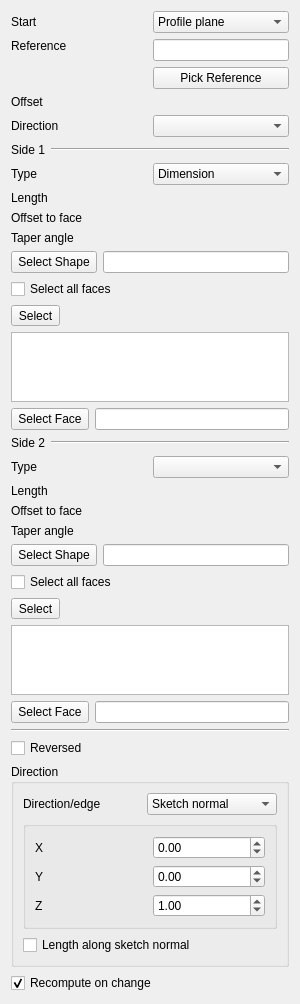
Qt form src/Mod/PartDesign/Gui/TaskPadPocketParameters.ui (kadet1090/FreeCAD) before a commit.
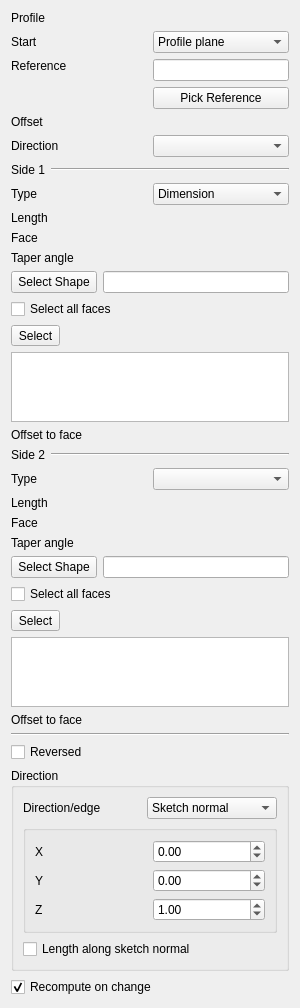
The same form after that commit. Custom widgets are drawn as their Qt base class.

Commit message: PartDesign: Pick the extrude reference through the geometry selector

What changed in the file:
```diff
--- a/src/Mod/PartDesign/Gui/TaskPadPocketParameters.ui
+++ b/src/Mod/PartDesign/Gui/TaskPadPocketParameters.ui
@@ -17,13 +17,23 @@
    <item>
     <layout class="QGridLayout" name="gridLayout">
      <item row="0" column="0">
+      <widget class="QLabel" name="sidesLabel_2">
+       <property name="text">
+        <string>Profile</string>
+       </property>
+      </widget>
+     </item>
+     <item row="0" column="1">
+      <widget class="Gui::GeometrySelectorWidget" name="profileGeometrySelector"/>
+     </item>
+     <item row="1" column="0">
       <widget class="QLabel" name="labelStart">
        <property name="text">
         <string>Start</string>
        </property>
       </widget>
      </item>
-     <item row="0" column="1">
+     <item row="1" column="1">
       <widget class="QComboBox" name="startMode">
        <item>
         <property name="text">
@@ -42,7 +52,7 @@
        </item>
       </widget>
      </item>
-     <item row="1" column="0" rowspan="2">
+     <item row="2" column="0" rowspan="2">
       <widget class="QLabel" name="labelStartReference">
        <property name="text">
         <string>Reference</string>
@@ -52,7 +62,7 @@
        </property>
       </widget>
      </item>
-     <item row="1" column="1">
+     <item row="2" column="1">
       <widget class="QLineEdit" name="lineStartReference">
        <property name="sizePolicy">
         <sizepolicy hsizetype="Ignored" vsizetype="Fixed">
@@ -65,7 +75,7 @@
        </property>
       </widget>
      </item>
-     <item row="2" column="1">
+     <item row="3" column="1">
       <widget class="QPushButton" name="buttonStartReference">
        <property name="sizePolicy">
         <sizepolicy hsizetype="Ignored" vsizetype="Fixed">
@@ -81,14 +91,14 @@
        </property>
       </widget>
      </item>
-     <item row="3" column="0">
+     <item row="4" column="0">
       <widget class="QLabel" name="labelStartOffset">
        <property name="text">
         <string>Offset</string>
        </property>
       </widget>
      </item>
-     <item row="3" column="1">
+     <item row="4" column="1">
       <widget class="Gui::PrefQuantitySpinBox" name="startOffsetEdit" native="true">
        <property name="keyboardTracking" stdset="0">
         <bool>false</bool>
@@ -98,17 +108,17 @@
        </property>
       </widget>
      </item>
-     <item row="4" column="0">
+     <item row="5" column="0">
       <widget class="QLabel" name="sidesLabel">
        <property name="text">
         <string>Direction</string>
        </property>
       </widget>
      </item>
-     <item row="4" column="1">
+     <item row="5" column="1">
       <widget class="QComboBox" name="sidesMode"/>
      </item>
-     <item row="5" column="0" colspan="2">
+     <item row="6" column="0" colspan="2">
       <layout class="QHBoxLayout" name="side1Layout">
        <property name="leftMargin">
         <number>0</number>
@@ -144,14 +154,14 @@
        </item>
       </layout>
      </item>
-     <item row="6" column="0">
+     <item row="7" column="0">
       <widget class="QLabel" name="textLabel1">
        <property name="text">
         <string>Type</string>
        </property>
       </widget>
      </item>
-     <item row="6" column="1">
+     <item row="7" column="1">
       <widget class="QComboBox" name="changeMode">
        <item>
         <property name="text">
@@ -160,14 +170,14 @@
        </item>
       </widget>
      </item>
-     <item row="7" column="0">
+     <item row="8" column="0">
       <widget class="QLabel" name="labelLength">
        <property name="text">
         <string>Length</string>
        </property>
       </widget>
      </item>
-     <item row="7" column="1">
+     <item row="8" column="1">
       <widget class="Gui::PrefQuantitySpinBox" name="lengthEdit" native="true">
        <property name="keyboardTracking" stdset="0">
         <bool>false</bool>
@@ -177,14 +187,14 @@
        </property>
       </widget>
      </item>
-     <item row="8" column="0">
+     <item row="12" column="0">
       <widget class="QLabel" name="labelOffset">
        <property name="text">
         <string>Offset to face</string>
        </property>
       </widget>
      </item>
-     <item row="8" column="1">
+     <item row="12" column="1">
       <widget class="Gui::PrefQuantitySpinBox" name="offsetEdit" native="true">
        <property name="keyboardTracking" stdset="0">
         <bool>false</bool>
@@ -194,7 +204,7 @@
        </property>
       </widget>
      </item>
-     <item row="9" column="0">
+     <item row="10" column="0">
       <widget class="QLabel" name="labelTaperAngle">
        <property name="toolTip">
         <string>Angle to taper the extrusion</string>
@@ -204,7 +214,7 @@
        </property>
       </widget>
      </item>
-     <item row="9" column="1">
+     <item row="10" column="1">
       <widget class="Gui::PrefQuantitySpinBox" name="taperEdit" native="true">
        <property name="keyboardTracking" stdset="0">
         <bool>false</bool>
@@ -214,7 +224,7 @@
        </property>
       </widget>
      </item>
-     <item row="10" column="0" colspan="2">
+     <item row="11" column="0" colspan="2">
       <widget class="QFrame" name="upToShapeList">
        <property name="frameShadow">
         <enum>QFrame::Plain</enum>
@@ -316,34 +326,17 @@
        </layout>
       </widget>
      </item>
-     <item row="11" column="0" colspan="2">
-      <layout class="QGridLayout" name="gridLayout_5">
-       <item row="0" column="1">
-        <widget class="QLineEdit" name="lineFaceName">
-         <property name="readOnly">
-          <bool>true</bool>
-         </property>
-        </widget>
-       </item>
-       <item row="0" column="0">
-        <widget class="QToolButton" name="buttonFace">
-         <property name="minimumSize">
-          <size>
-           <width>0</width>
-           <height>22</height>
-          </size>
-         </property>
-         <property name="text">
-          <string>Select Face</string>
-         </property>
-         <property name="checkable">
-          <bool>true</bool>
-         </property>
-        </widget>
-       </item>
-      </layout>
+     <item row="9" column="0">
+      <widget class="QLabel" name="labelFace">
+       <property name="text">
+        <string>Face</string>
+       </property>
+      </widget>
      </item>
-     <item row="12" column="0" colspan="2">
+     <item row="9" column="1">
+      <widget class="Gui::GeometrySelectorWidget" name="faceGeometrySelector" native="true"/>
+     </item>
+     <item row="13" column="0" colspan="2">
       <layout class="QHBoxLayout" name="verticalLayout_221">
        <property name="leftMargin">
         <number>0</number>
@@ -379,24 +372,24 @@
        </item>
       </layout>
      </item>
-     <item row="13" column="0">
+     <item row="14" column="0">
       <widget class="QLabel" name="typeLabel2">
        <property name="text">
         <string>Type</string>
        </property>
       </widget>
      </item>
-     <item row="13" column="1">
+     <item row="14" column="1">
       <widget class="QComboBox" name="changeMode2"/>
      </item>
-     <item row="14" column="0">
+     <item row="15" column="0">
       <widget class="QLabel" name="labelLength2">
        <property name="text">
         <string>Length</string>
        </property>
       </widget>
      </item>
-     <item row="14" column="1">
+     <item row="15" column="1">
       <widget class="Gui::PrefQuantitySpinBox" name="lengthEdit2" native="true">
        <property name="keyboardTracking" stdset="0">
         <bool>false</bool>
@@ -406,14 +399,14 @@
        </property>
       </widget>
      </item>
-     <item row="15" column="0">
+     <item row="25" column="0">
       <widget class="QLabel" name="labelOffset2">
        <property name="text">
         <string>Offset to face</string>
        </property>
       </widget>
      </item>
-     <item row="15" column="1">
+     <item row="25" column="1">
       <widget class="Gui::PrefQuantitySpinBox" name="offsetEdit2" native="true">
        <property name="keyboardTracking" stdset="0">
         <bool>false</bool>
@@ -423,7 +416,7 @@
        </property>
       </widget>
      </item>
-     <item row="16" column="0">
+     <item row="17" column="0">
       <widget class="QLabel" name="labelTaperAngle2">
        <property name="toolTip">
         <string>Angle to taper the extrusion</string>
@@ -433,7 +426,7 @@
        </property>
       </widget>
      </item>
-     <item row="16" column="1">
+     <item row="17" column="1">
       <widget class="Gui::PrefQuantitySpinBox" name="taperEdit2" native="true">
        <property name="keyboardTracking" stdset="0">
         <bool>false</bool>
@@ -443,7 +436,7 @@
        </property>
       </widget>
      </item>
-     <item row="17" column="0" colspan="2">
+     <item row="18" column="0" colspan="2">
       <widget class="QFrame" name="upToShapeList2">
        <property name="frameShadow">
         <enum>QFrame::Plain</enum>
@@ -545,32 +538,15 @@
        </layout>
       </widget>
      </item>
-     <item row="24" column="0" colspan="2">
-      <layout class="QGridLayout" name="gridLayout_52">
-       <item row="0" column="1">
-        <widget class="QLineEdit" name="lineFaceName2">
-         <property name="readOnly">
-          <bool>true</bool>
-         </property>
-        </widget>
-       </item>
-       <item row="0" column="0">
-        <widget class="QToolButton" name="buttonFace2">
-         <property name="minimumSize">
-          <size>
-           <width>0</width>
-           <height>22</height>
-          </size>
-         </property>
-         <property name="text">
-          <string>Select Face</string>
-         </property>
-         <property name="checkable">
-          <bool>true</bool>
-         </property>
-        </widget>
-       </item>
-      </layout>
+     <item row="16" column="0">
+      <widget class="QLabel" name="labelFace2">
+       <property name="text">
+        <string>Face</string>
+       </property>
+      </widget>
+     </item>
+     <item row="16" column="1">
+      <widget class="Gui::GeometrySelectorWidget" name="faceGeometrySelector2" native="true"/>
      </item>
     </layout>
    </item>
@@ -767,6 +743,11 @@
   </layout>
  </widget>
  <customwidgets>
+  <customwidget>
+   <class>Gui::GeometrySelectorWidget</class>
+   <extends>QWidget</extends>
+   <header>Gui/GeometrySelectorWidget.h</header>
+  </customwidget>
   <customwidget>
    <class>Gui::QuantitySpinBox</class>
    <extends>QWidget</extends>
```
The commit also changes 9 other files.
